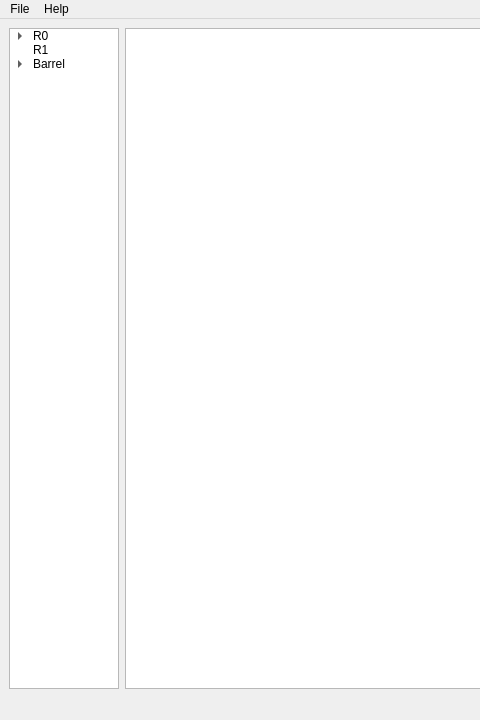
Before: the Qt Designer form bin/lib/IssueTrackingGUI.ui in adamazoulay/ITkTrackingGUI, drawn with Qt 5; both pictures show x 0 to 480 and y 0 to 720 of the 936 by 720 pixel window.
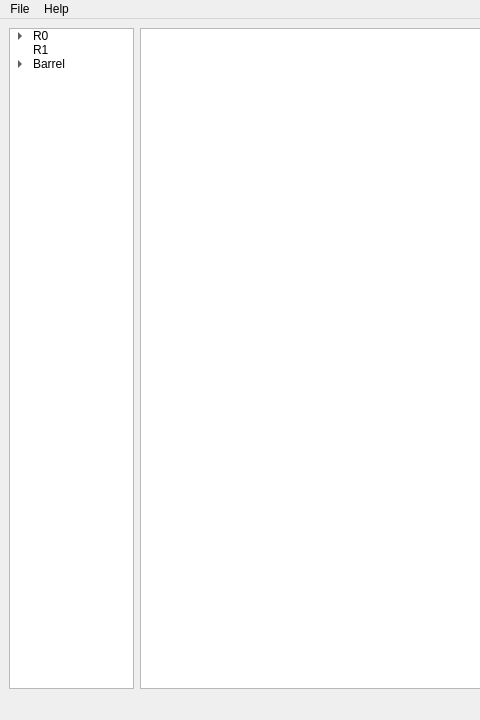
After: the same form once the commit is applied. Icons and pictures are not drawn.

Commit message: Changed shortcuts, made treeview wider

What changed in the file:
```diff
--- a/bin/lib/IssueTrackingGUI.ui
+++ b/bin/lib/IssueTrackingGUI.ui
@@ -23,7 +23,7 @@
      <widget class="QTreeWidget" name="selectionTree">
       <property name="maximumSize">
        <size>
-        <width>110</width>
+        <width>125</width>
         <height>16777215</height>
        </size>
       </property>
```
Left out of the diff: 2 changed lines with no effect on the pictures. The commit also changes 1 other file.
